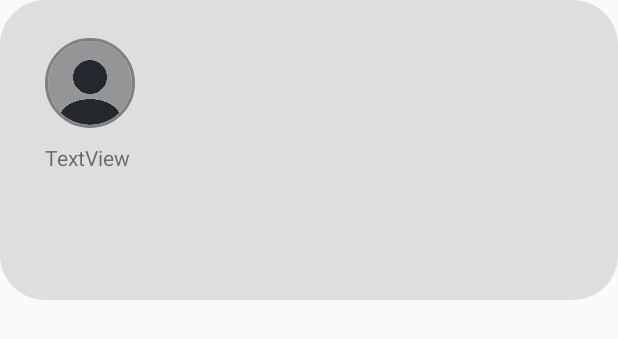
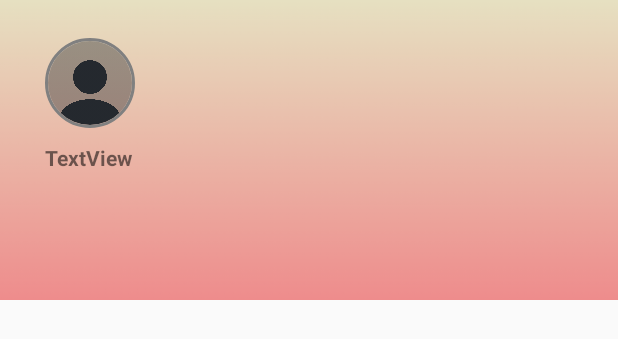
Before and after one commit to fakhrulfaiz/SaveInSelangor, an Android app: the layout navigation_header.xml on its own in the app's theme, with its tools: preview values and no code run, on a phone screen of 412 x 824 dp. Shown: the top 339 px of the screen. Run offline under Robolectric (Android 15) with nearby library versions, the phone set to English and light mode, and no system bars; network calls fail.

Commit message:
AccountInformation and NavigationHeader edited

```diff
--- a/app/src/main/java/com/example/assignment/ChatFragment.java
+++ b/app/src/main/java/com/example/assignment/ChatFragment.java
@@ -276,7 +276,7 @@ boolean likeChecker = false;
                 "Hate - Slurs, Racist or sexist stereotype, Hateful reference, symbols or logos",
                 "Abuse & Harassment - Insult, Targeted Harassment",
                 "Violent Speech - Violent threat, Wish or Harm, Glorification of Violence",
-                "Privacy - Give some",
+                "Privacy - Sharing Private Information, sharing images of me that i don't  want on this platform",
                 "Spam - Financial scams, fake engagement, repetitive replies, posting malicious links"
         };
 
--- a/app/src/main/res/layout/navigation_header.xml
+++ b/app/src/main/res/layout/navigation_header.xml
@@ -3,7 +3,7 @@
     android:layout_width="match_parent"
     android:layout_height="200dp"
     xmlns:app="http://schemas.android.com/apk/res-auto"
-    android:background="@drawable/rectangle">
+    android:background="@drawable/gradient_background">
 
     <de.hdodenhof.circleimageview.CircleImageView
         android:layout_width="60dp"
@@ -25,6 +25,7 @@
         android:layout_height="wrap_content"
         android:layout_below="@id/navProfile"
         android:layout_marginTop="10dp"
+        android:textStyle="bold"
         android:layout_marginStart="30dp"
         android:text="TextView" />
 </RelativeLayout>
```
Also changed, not shown: app/src/main/java/com/example/assignment/AccountInformation.java (+10 -24 lines).
